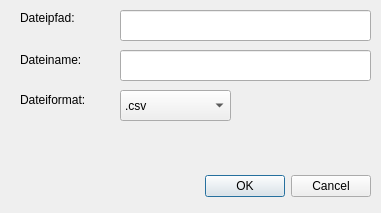
Before: the Qt Designer form exportdialog.ui in klaus91/DBMS_Mittelstufenprojekt_V02, drawn with Qt 5.
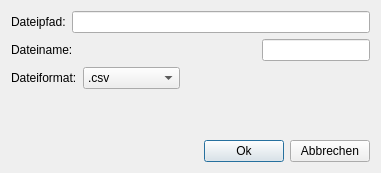
After: the same form once the commit is applied.

```diff
--- a/exportdialog.ui
+++ b/exportdialog.ui
@@ -7,107 +7,139 @@
     <x>0</x>
     <y>0</y>
     <width>381</width>
-    <height>213</height>
+    <height>173</height>
    </rect>
   </property>
   <property name="windowTitle">
    <string>Dialog</string>
   </property>
-  <widget class="QDialogButtonBox" name="buttonBox">
-   <property name="geometry">
-    <rect>
-     <x>30</x>
-     <y>170</y>
-     <width>341</width>
-     <height>32</height>
-    </rect>
-   </property>
-   <property name="orientation">
-    <enum>Qt::Horizontal</enum>
-   </property>
-   <property name="standardButtons">
-    <set>QDialogButtonBox::Cancel|QDialogButtonBox::Ok</set>
-   </property>
-  </widget>
-  <widget class="QComboBox" name="formatComboBox">
-   <property name="geometry">
-    <rect>
-     <x>120</x>
-     <y>90</y>
-     <width>111</width>
-     <height>31</height>
-    </rect>
-   </property>
-   <item>
-    <property name="text">
-     <string>.csv</string>
-    </property>
+  <layout class="QGridLayout" name="gridLayout">
+   <item row="0" column="0">
+    <layout class="QVBoxLayout" name="verticalLayout_2">
+     <item>
+      <layout class="QVBoxLayout" name="verticalLayout">
+       <item>
+        <layout class="QHBoxLayout" name="horizontalLayout_4">
+         <item>
+          <widget class="QLabel" name="label_3">
+           <property name="text">
+            <string>Dateipfad:</string>
+           </property>
+          </widget>
+         </item>
+         <item>
+          <widget class="QLineEdit" name="dateipfadLineEdit"/>
+         </item>
+        </layout>
+       </item>
+       <item>
+        <layout class="QHBoxLayout" name="horizontalLayout_3">
+         <item>
+          <widget class="QLabel" name="label">
+           <property name="text">
+            <string>Dateiname:</string>
+           </property>
+          </widget>
+         </item>
+         <item>
+          <widget class="QLineEdit" name="nameLineEdit">
+           <property name="sizePolicy">
+            <sizepolicy hsizetype="Fixed" vsizetype="Fixed">
+             <horstretch>0</horstretch>
+             <verstretch>0</verstretch>
+            </sizepolicy>
+           </property>
+          </widget>
+         </item>
+        </layout>
+       </item>
+       <item>
+        <layout class="QHBoxLayout" name="horizontalLayout_2">
+         <item>
+          <widget class="QLabel" name="label_2">
+           <property name="text">
+            <string>Dateiformat:</string>
+           </property>
+          </widget>
+         </item>
+         <item>
+          <widget class="QComboBox" name="formatComboBox">
+           <item>
+            <property name="text">
+             <string>.csv</string>
+            </property>
+           </item>
+           <item>
+            <property name="text">
+             <string>.placeholder</string>
+            </property>
+           </item>
+          </widget>
+         </item>
+         <item>
+          <spacer name="horizontalSpacer">
+           <property name="orientation">
+            <enum>Qt::Horizontal</enum>
+           </property>
+           <property name="sizeHint" stdset="0">
+            <size>
+             <width>40</width>
+             <height>20</height>
+            </size>
+           </property>
+          </spacer>
+         </item>
+        </layout>
+       </item>
+      </layout>
+     </item>
+     <item>
+      <spacer name="verticalSpacer">
+       <property name="orientation">
+        <enum>Qt::Vertical</enum>
+       </property>
+       <property name="sizeHint" stdset="0">
+        <size>
+         <width>20</width>
+         <height>40</height>
+        </size>
+       </property>
+      </spacer>
+     </item>
+     <item>
+      <layout class="QHBoxLayout" name="horizontalLayout">
+       <item>
+        <spacer name="horizontalSpacer_2">
+         <property name="orientation">
+          <enum>Qt::Horizontal</enum>
+         </property>
+         <property name="sizeHint" stdset="0">
+          <size>
+           <width>40</width>
+           <height>20</height>
+          </size>
+         </property>
+        </spacer>
+       </item>
+       <item>
+        <widget class="QPushButton" name="okExplortBtn">
+         <property name="text">
+          <string>Ok</string>
+         </property>
+        </widget>
+       </item>
+       <item>
+        <widget class="QPushButton" name="abbrechenExportBtn">
+         <property name="text">
+          <string>Abbrechen</string>
+         </property>
+        </widget>
+       </item>
+      </layout>
+     </item>
+    </layout>
    </item>
-   <item>
-    <property name="text">
-     <string>.placeholder</string>
-    </property>
-   </item>
-  </widget>
-  <widget class="QLineEdit" name="nameLineEdit">
-   <property name="geometry">
-    <rect>
-     <x>120</x>
-     <y>50</y>
-     <width>251</width>
-     <height>31</height>
-    </rect>
-   </property>
-  </widget>
-  <widget class="QLabel" name="label">
-   <property name="geometry">
-    <rect>
-     <x>20</x>
-     <y>50</y>
-     <width>71</width>
-     <height>20</height>
-    </rect>
-   </property>
-   <property name="text">
-    <string>Dateiname:</string>
-   </property>
-  </widget>
-  <widget class="QLabel" name="label_2">
-   <property name="geometry">
-    <rect>
-     <x>20</x>
-     <y>90</y>
-     <width>81</width>
-     <height>20</height>
-    </rect>
-   </property>
-   <property name="text">
-    <string>Dateiformat:</string>
-   </property>
-  </widget>
-  <widget class="QLabel" name="label_3">
-   <property name="geometry">
-    <rect>
-     <x>20</x>
-     <y>10</y>
-     <width>61</width>
-     <height>16</height>
-    </rect>
-   </property>
-   <property name="text">
-    <string>Dateipfad:</string>
-   </property>
-  </widget>
-  <widget class="QLineEdit" name="dateipfadLineEdit">
-   <property name="geometry">
-    <rect>
-     <x>120</x>
-     <y>10</y>
-     <width>251</width>
-     <height>31</height>
-    </rect>
-   </property>
-  </widget>
+  </layout>
  </widget>
  <resources/>
  <connections>
```
Left out of the diff: 35 changed lines with no effect on the pictures.
